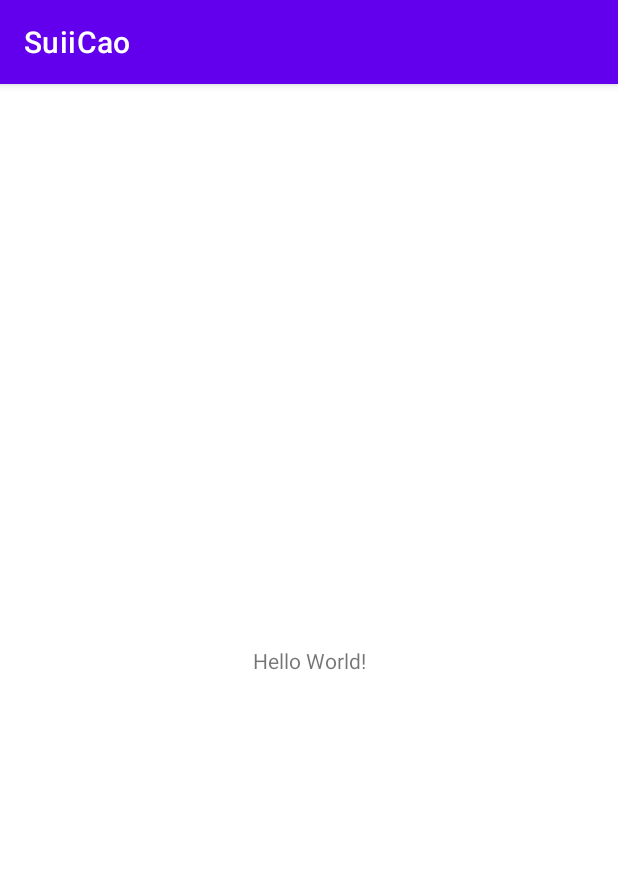
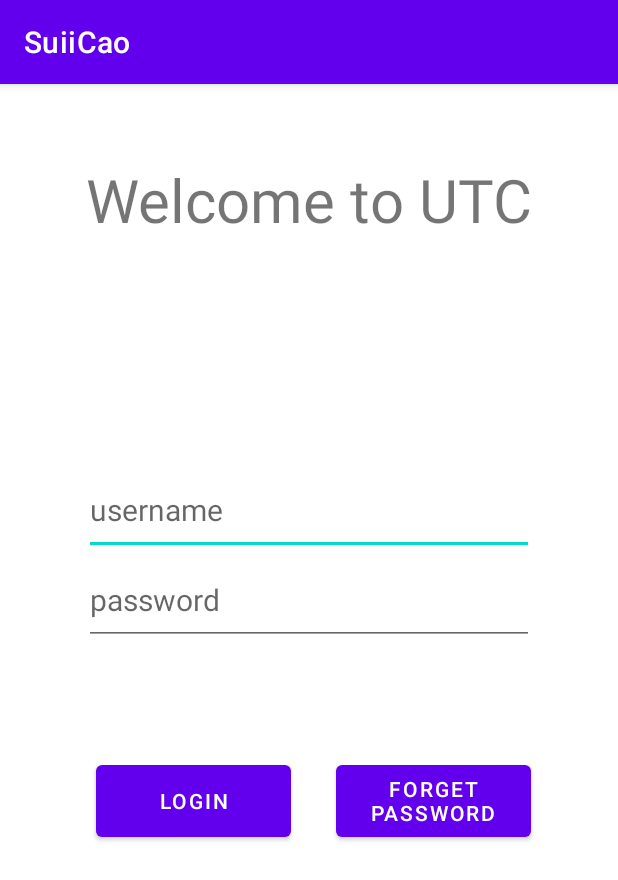
Before and after one commit to NguyenThao1912/SuiiCao, an Android app: the screen it shows after launch (MainActivity), on a phone screen of 412 x 824 dp. Shown: the top 880 px of the screen. Run offline under Robolectric (Android 15) with nearby library versions, the phone set to English and light mode, and no system bars.

Commit message:
First Move
simple login xml

```diff
--- a/app/src/main/java/com/monsun/suiicao/MainActivity.java
+++ b/app/src/main/java/com/monsun/suiicao/MainActivity.java
@@ -9,6 +9,6 @@ public class MainActivity extends AppCompatActivity {
     @Override
     protected void onCreate(Bundle savedInstanceState) {
         super.onCreate(savedInstanceState);
-        setContentView(R.layout.activity_main);
+        setContentView(R.layout.login);
     }
 }
--- /dev/null
+++ b/app/src/main/res/layout/login.xml
@@ -0,0 +1,54 @@
+<?xml version="1.0" encoding="utf-8"?>
+<RelativeLayout xmlns:android="http://schemas.android.com/apk/res/android"
+    android:layout_width="match_parent"
+    android:layout_height="match_parent">
+
+    <TextView
+        android:layout_width="wrap_content"
+        android:layout_height="wrap_content"
+        android:id="@+id/welcome"
+        android:text="Welcome to UTC"
+        android:textSize="40sp"
+        android:layout_centerHorizontal="true"
+        android:layout_marginTop="50dp" />
+
+    <EditText
+        android:layout_width="300dp"
+        android:layout_height="60dp"
+        android:id="@+id/username"
+        android:layout_below="@+id/welcome"
+        android:layout_marginTop="150dp"
+        android:layout_centerHorizontal="true"
+        android:textSize="20sp"
+        android:hint="username" />
+
+    <EditText
+        android:layout_width="300dp"
+        android:layout_height="60dp"
+        android:id="@+id/password"
+        android:textSize="20sp"
+        android:layout_below="@+id/username"
+        android:layout_centerHorizontal="true"
+        android:hint="password" />
+
+    <Button
+        android:layout_width="130dp"
+        android:layout_height="60dp"
+        android:id="@+id/login"
+        android:layout_below="@id/password"
+        android:layout_alignParentStart="true"
+        android:layout_marginStart="64dp"
+        android:layout_marginLeft="100dp"
+        android:layout_marginTop="74dp"
+        android:text="Login" />
+
+    <Button
+        android:layout_width="130dp"
+        android:layout_height="60dp"
+        android:id="@+id/forgetpass"
+        android:layout_toRightOf="@id/login"
+        android:layout_below="@id/password"
+        android:layout_marginTop="74dp"
+        android:text="Forget PassWord"
+        android:layout_marginLeft="30dp"/>
+</RelativeLayout>
```
